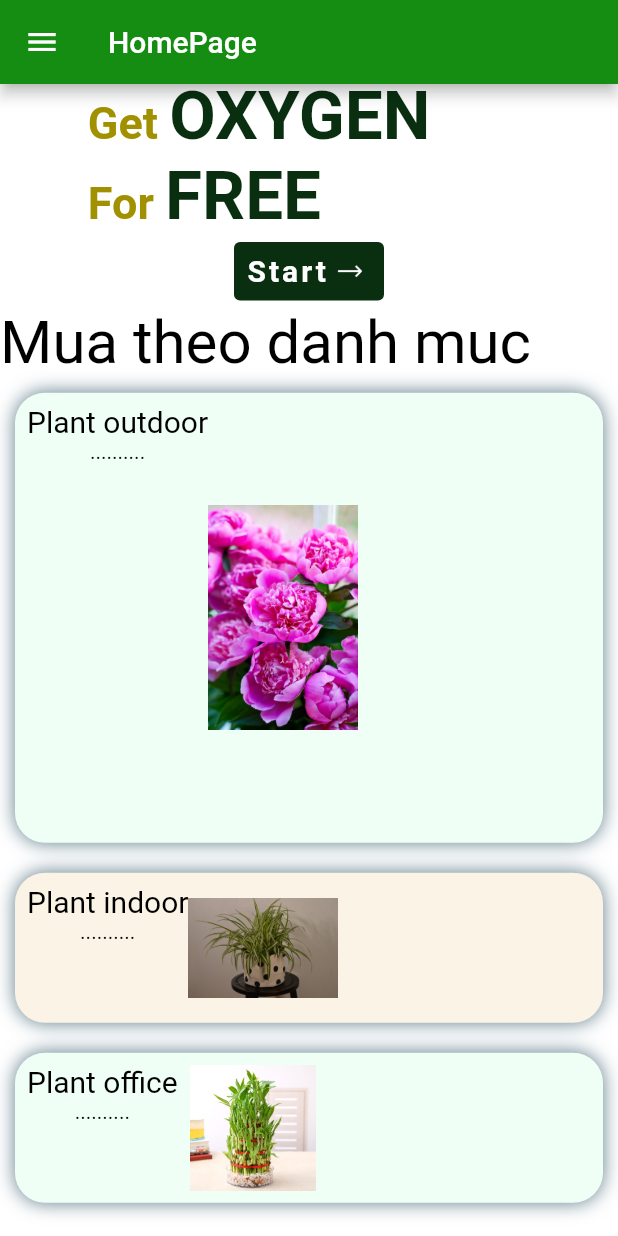
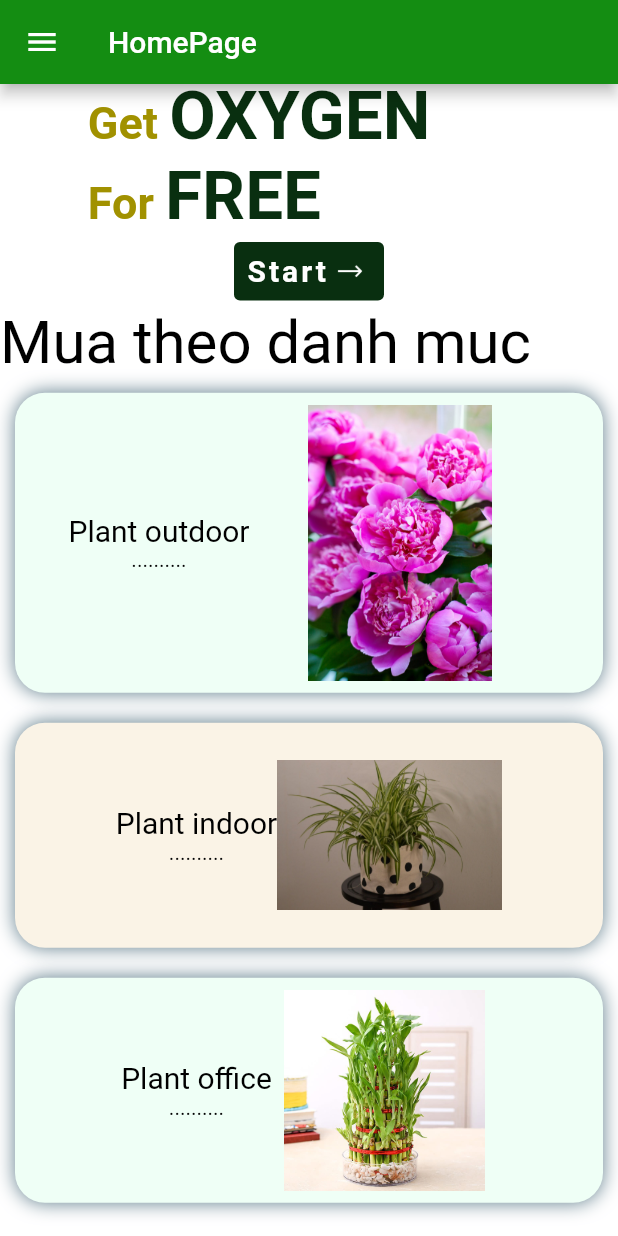
Before and after one commit to ngocdu171/Plants-Shop-App, a Flutter app: the screen it shows after launch, scrolled down 576 dp, on a phone screen of 412 x 824 dp. Run offline on Flutter 3.47's test engine with Material 2 defaults, Android fonts, the light colour scheme and no system bars; our stand-ins replace google_fonts.

Commit message:
css category

```diff
--- a/plantshopapps/lib/widgets/category.dart
+++ b/plantshopapps/lib/widgets/category.dart
@@ -7,26 +7,26 @@ class Category extends StatelessWidget {
   @override
   Widget build(BuildContext context) {
     return Container(
-      height: 700,
+      height: 580,
       child: Column(
           children: const <Widget>[
           CategoryCard(
             255, 239, 255, 246,
-            300,
+            200,
             "Plant outdoor",
-            "assets/images/peonies_Outdoor.jpg"
+            "assets/images/peonies_Outdoor.jpg", 200
           ),
           CategoryCard(
             255, 250, 243, 230,
-            100,
+            150,
             "Plant indoor",
-            "assets/images/Spider Plant.jpg"
+            "assets/images/Spider Plant.jpg", 150
           ),
           CategoryCard(
             255, 239, 255, 246,
-            100,
+            150,
             "Plant office",
-            "assets/images/bamboo_Office.jpeg"
+            "assets/images/bamboo_Office.jpeg", 150
           ),
         ],
       ),
--- a/plantshopapps/lib/widgets/category_card.dart
+++ b/plantshopapps/lib/widgets/category_card.dart
@@ -8,8 +8,11 @@ class CategoryCard extends StatelessWidget {
   final int r;
   final int g;
   final int b;
+  final double picwidth;
 
-  const CategoryCard(this.a, this.r, this.g, this.b, this.heightcon,this.plantname, this.url );
+  const CategoryCard( this.a, this.r, this.g, this.b,
+    this.heightcon, this.plantname, this.url, this.picwidth
+  );
   @override
   Widget build(BuildContext context) {
     return Padding(
@@ -30,8 +33,10 @@ class CategoryCard extends StatelessWidget {
         child: Padding(
           padding: const EdgeInsets.all(8.0),
           child: Row(
+            mainAxisAlignment: MainAxisAlignment.center,
             children: <Widget>[
               Column(
+                mainAxisAlignment: MainAxisAlignment.center,
                 children: [
                   Text(plantname, style: const TextStyle(
                     fontSize: 20
@@ -39,7 +44,7 @@ class CategoryCard extends StatelessWidget {
                   const Text("..........")
                 ],
               ),
-              Image.asset(url, width: 100,)
+              Image.asset(url, width: picwidth,)
             ],
           ),
         ),
```
